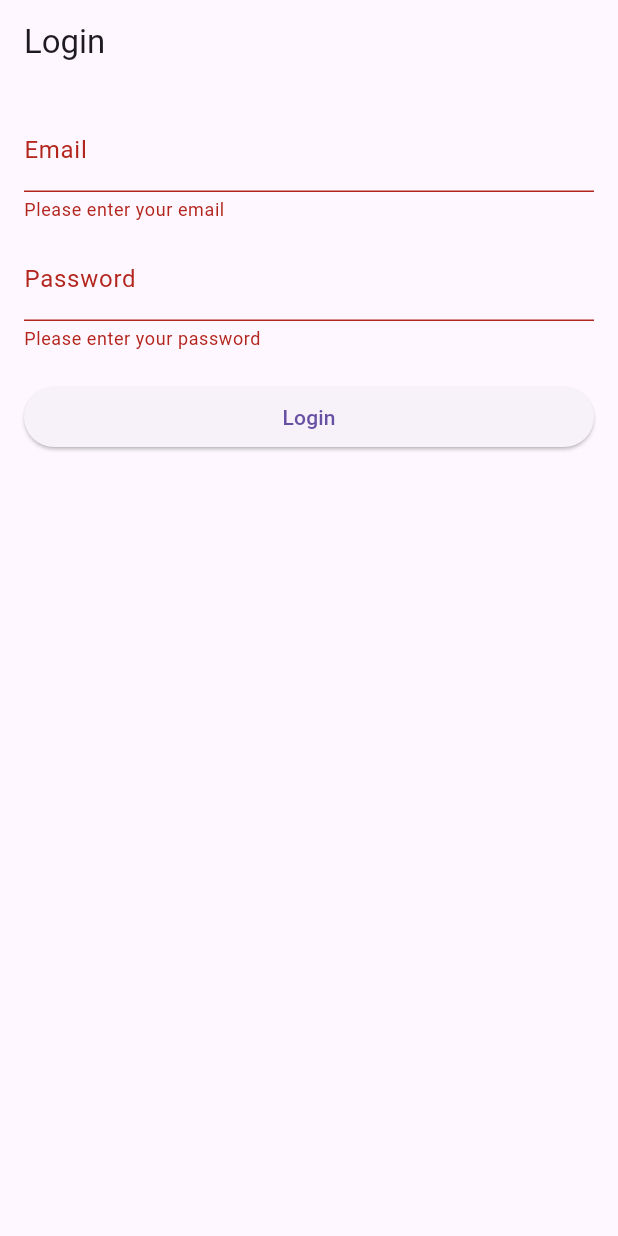
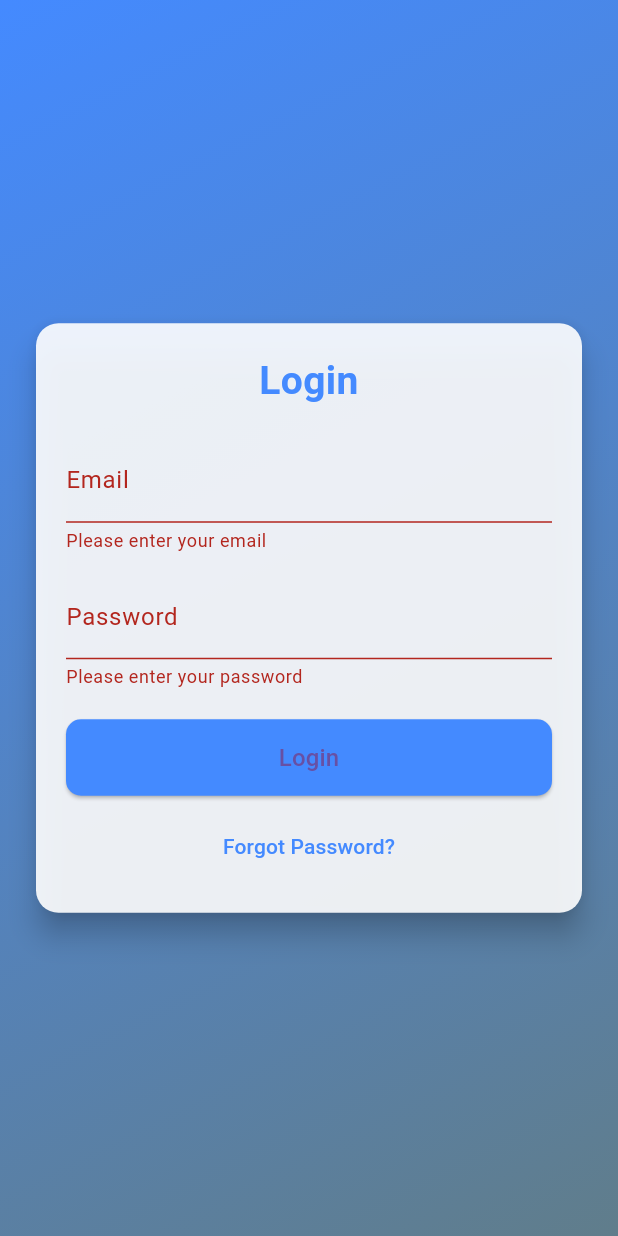
Before and after one commit to lubnagemaa65/prokoders_test, a Flutter app: the screen it shows after launch, after a tap on "Login", on a phone screen of 412 x 824 dp. Run offline on Flutter 3.47's test engine with Material 3 defaults, Android fonts, the light colour scheme and no system bars; our stand-ins replace dio, get_it, supabase_flutter; accounts and stored records are empty.

Commit message:
third commit

```diff
--- /dev/null
+++ b/devtools_options.yaml
@@ -0,0 +1,3 @@
+description: This file stores settings for Dart & Flutter DevTools.
+documentation: https://docs.flutter.dev/tools/devtools/extensions#configure-extension-enablement-states
+extensions:
--- a/lib/view/screens/login/login_screen.dart
+++ b/lib/view/screens/login/login_screen.dart
@@ -19,9 +19,9 @@ class _LoginScreenState extends State<LoginScreen> {
   bool _isLoading = false;
 
   Future<void> _login() async {
-    if (!_formKey.currentState!.validate()) return; // Validate form inputs
+    if (!_formKey.currentState!.validate()) return;
 
-    setState(() => _isLoading = true); // Show loading indicator
+    setState(() => _isLoading = true);
 
     try {
       final user = await _authService.login(
@@ -34,7 +34,6 @@ class _LoginScreenState extends State<LoginScreen> {
           const SnackBar(content: Text('Login successful!')),
         );
 
-        // Navigate to the BookListScreen
         Navigator.pushReplacement(
           context,
           MaterialPageRoute(builder: (context) => const BookListScreen()),
@@ -45,7 +44,7 @@ class _LoginScreenState extends State<LoginScreen> {
     } catch (e) {
       _showError('Error: ${e.toString()}');
     } finally {
-      setState(() => _isLoading = false); // Hide loading indicator
+      setState(() => _isLoading = false);
     }
   }
 
@@ -58,14 +57,40 @@ class _LoginScreenState extends State<LoginScreen> {
   @override
   Widget build(BuildContext context) {
     return Scaffold(
-      appBar: AppBar(title: const Text('Login')),
-      body: Padding(
-        padding: const EdgeInsets.all(16.0),
+      body: Container(
+        decoration: const BoxDecoration(
+          gradient: LinearGradient(
+            colors: [Colors.blueAccent, Colors.blueGrey],
+            begin: Alignment.topLeft,
+            end: Alignment.bottomRight,
+          ),
+        ),
+        child: Center(
+          child: SingleChildScrollView(
+            padding: const EdgeInsets.all(20.0),
+            child: Card(
+              color: Colors.white.withOpacity(0.9),
+              shape: RoundedRectangleBorder(
+                borderRadius: BorderRadius.circular(15),
+              ),
+              elevation: 8,
+              child: Padding(
+                padding: const EdgeInsets.all(20.0),
                 child: Form(
                   key: _formKey,
                   child: Column(
                     crossAxisAlignment: CrossAxisAlignment.stretch,
                     children: [
+                      const Text(
+                        'Login',
+                        textAlign: TextAlign.center,
+                        style: TextStyle(
+                          fontSize: 26,
+                          fontWeight: FontWeight.bold,
+                          color: Colors.blueAccent,
+                        ),
+                      ),
+                      const SizedBox(height: 20),
                       CustomTextField(
                         controller: _emailController,
                         labelText: 'Email',
@@ -80,11 +105,11 @@ class _LoginScreenState extends State<LoginScreen> {
                           return null;
                         },
                       ),
-              const SizedBox(height: 10),
+                      const SizedBox(height: 15),
                       CustomTextField(
                         controller: _passwordController,
                         labelText: 'Password',
-                obscureText: true, // Enable password obscuring
+                        obscureText: true,
                         validator: (value) {
                           if (value == null || value.isEmpty) {
                             return 'Please enter your password';
@@ -97,37 +122,41 @@ class _LoginScreenState extends State<LoginScreen> {
                       ),
                       const SizedBox(height: 20),
                       ElevatedButton(
-                onPressed: () async {
-                  if (_formKey.currentState?.validate() ?? false) {
-                    setState(() => _isLoading = true);
-
-                    try {
-                      final user = await _authService.login(
-                        _emailController.text.trim(),
-                        _passwordController.text.trim(),
-                      );
-
-                      if (user != null) {
-                        Navigator.pushReplacement(
-                          context,
-                          MaterialPageRoute(
-                              builder: (context) => const BookListScreen()),
-                        );
-                      }
-                    } catch (e) {
-                      ScaffoldMessenger.of(context).showSnackBar(
-                        SnackBar(content: Text(e.toString())),
-                      );
-                    } finally {
-                      setState(() => _isLoading = false);
-                    }
-                  }
+                        onPressed: _isLoading ? null : _login,
+                        style: ElevatedButton.styleFrom(
+                          padding: const EdgeInsets.symmetric(vertical: 14),
+                          shape: RoundedRectangleBorder(
+                            borderRadius: BorderRadius.circular(10),
+                          ),
+                          backgroundColor: Colors.blueAccent,
+                          disabledBackgroundColor: Colors.blueAccent.shade200,
+                        ),
+                        child: _isLoading
+                            ? const CircularProgressIndicator(
+                                color: Colors.white,
+                              )
+                            : const Text(
+                                'Login',
+                                style: TextStyle(fontSize: 16),
+                              ),
+                      ),
+                      const SizedBox(height: 10),
+                      TextButton(
+                        onPressed: _isLoading
+                            ? null
+                            : () {
+                                // Navigate to a "Forgot Password" screen or perform another action
                               },
-                child: _isLoading
-                    ? const CircularProgressIndicator(color: Colors.white)
-                    : const Text('Login'),
+                        child: const Text(
+                          'Forgot Password?',
+                          style: TextStyle(color: Colors.blueAccent),
+                        ),
                       ),
                     ],
+                  ),
+                ),
+              ),
+            ),
           ),
         ),
       ),
```
Lines whose indentation alone changed are shown as unchanged.
